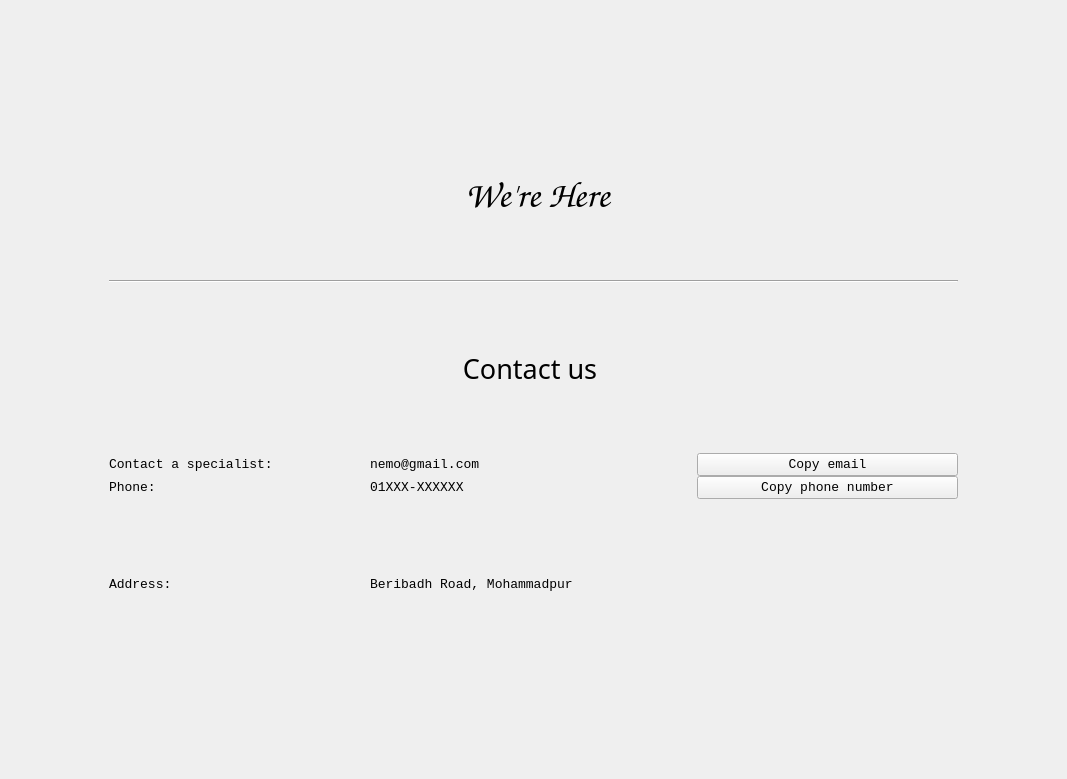
Above: SupportUI.ui from ASNaeem/Simple-VCMS before the change. Below: the same form after it.
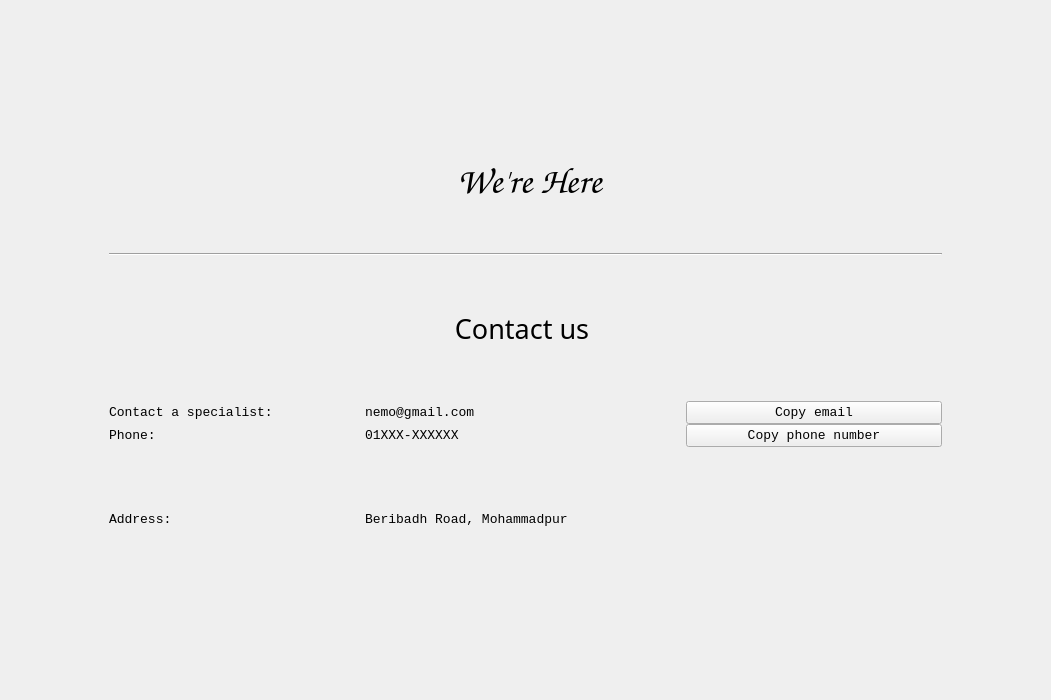
That is the form after the change.

What changed in the file:
```diff
--- a/SupportUI.ui
+++ b/SupportUI.ui
@@ -6,8 +6,8 @@
    <rect>
     <x>0</x>
     <y>0</y>
-    <width>1067</width>
-    <height>779</height>
+    <width>1051</width>
+    <height>700</height>
    </rect>
   </property>
   <property name="font">
```
